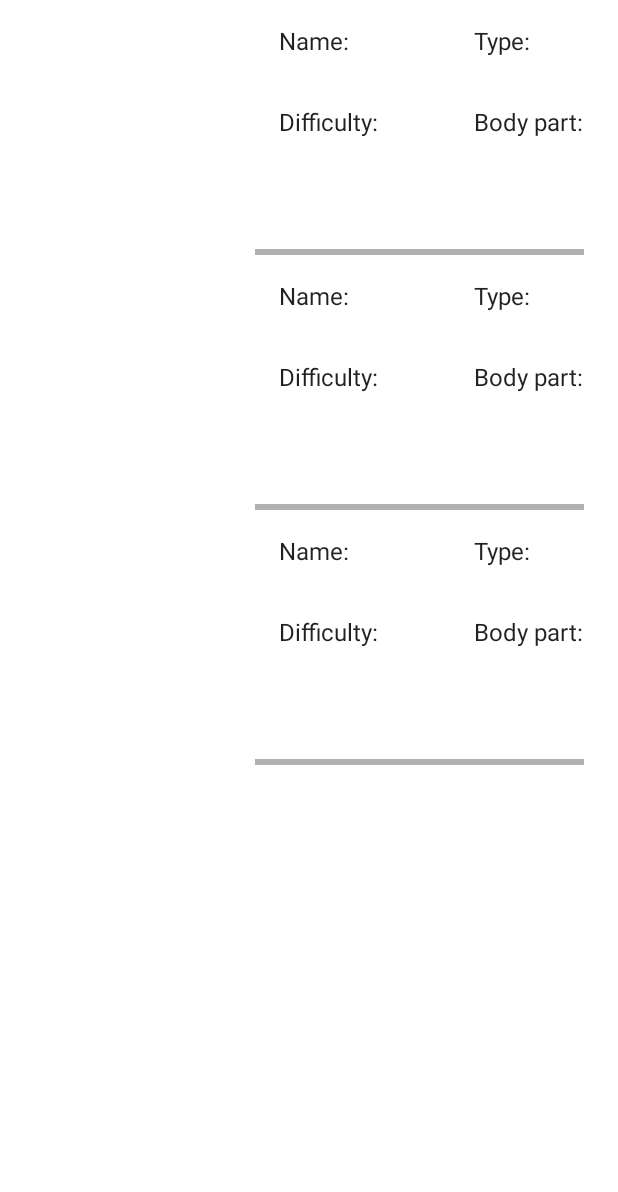
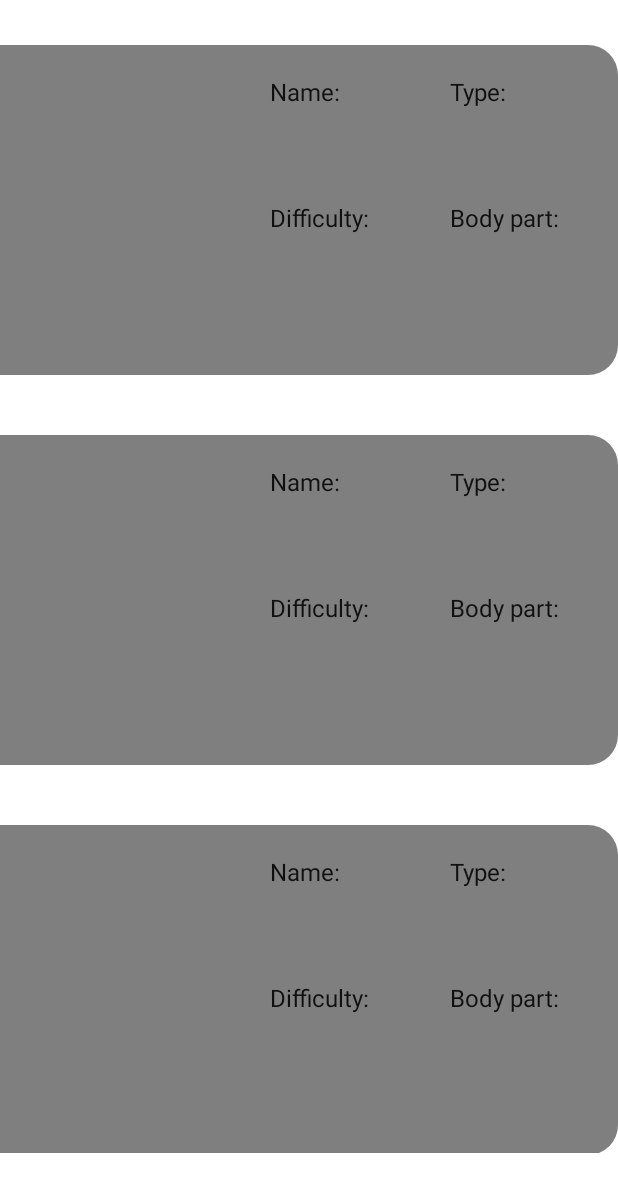
Before and after one commit to costingrigore-zz/Honours-Project, an Android app: the layout fragment_exercises_list.xml on its own in the app's theme, with its tools: preview values and no code run, on a phone screen of 412 x 824 dp. Shown: the top 1192 px of the screen. Run offline under Robolectric (Android 15) with nearby library versions, the phone set to English and light mode, and no system bars.

Commit message:
Made design changes to exercises panels

```diff
--- a/DumbbellApp/app/src/main/res/layout/fragment_exercises.xml
+++ b/DumbbellApp/app/src/main/res/layout/fragment_exercises.xml
@@ -3,7 +3,13 @@
     xmlns:app="http://schemas.android.com/apk/res-auto"
     xmlns:tools="http://schemas.android.com/tools"
     android:layout_width="match_parent"
-    android:layout_height="wrap_content">
+    android:layout_height="220dp"
+    android:paddingTop="10dp"
+    android:paddingBottom="10dp"
+    android:layout_marginTop="30dp"
+    android:layout_marginBottom="10dp"
+    android:background="@drawable/left_dark_round_shape"
+    android:orientation="horizontal">
 
     <ImageView
         android:id="@+id/exerciseID"
@@ -12,92 +18,63 @@
         android:layout_margin="10dp"
         android:scaleType="fitCenter"/>
 
-        <RelativeLayout
-            android:layout_width="match_parent"
-            android:layout_height="match_parent">
-
-            <HorizontalScrollView
-                android:layout_width="match_parent"
-                android:layout_height="match_parent"
-                android:scrollbars="horizontal">
     <LinearLayout
-                    android:layout_width="match_parent"
-                    android:layout_height="fill_parent"
-                    android:orientation="horizontal">
-                    <LinearLayout
-                        android:layout_width="match_parent"
+        android:layout_width="120dp"
         android:layout_height="fill_parent"
         android:orientation="vertical">
         <TextView
             android:layout_width="match_parent"
             android:layout_height="wrap_content"
-                            android:layout_margin="@dimen/text_margin"
+            android:layout_margin="10dp"
             android:text="Name:"
+            android:textAppearance="?attr/textAppearanceListItem" />
+        <TextView
+            android:id="@+id/name"
+            android:layout_width="100dp"
+            android:layout_height="wrap_content"
+            android:layout_margin="10dp"
+            android:textAppearance="?attr/textAppearanceListItem" />
+        <TextView
+            android:layout_width="match_parent"
+            android:layout_height="wrap_content"
+            android:layout_margin="10dp"
+            android:text="Difficulty:"
+            android:textAppearance="?attr/textAppearanceListItem" />
+        <TextView
+            android:id="@+id/difficulty"
+            android:layout_width="match_parent"
+            android:layout_height="wrap_content"
+            android:layout_margin="10dp"
+            android:textAppearance="?attr/textAppearanceListItem" />
+    </LinearLayout>
+    <LinearLayout
+        android:layout_width="120dp"
+        android:layout_height="fill_parent"
+        android:orientation="vertical">
+        <TextView
+            android:layout_width="match_parent"
+            android:layout_height="wrap_content"
+            android:layout_margin="10dp"
+            android:text="Type:"
+            android:textAppearance="?attr/textAppearanceListItem" />
+        <TextView
+            android:id="@+id/type"
+            android:layout_width="match_parent"
+            android:layout_height="wrap_content"
+            android:layout_margin="10dp"
             android:textAppearance="?attr/textAppearanceListItem" />
 
         <TextView
             android:layout_width="match_parent"
             android:layout_height="wrap_content"
-                            android:layout_margin="@dimen/text_margin"
-                            android:text="Difficulty:"
-                            android:textAppearance="?attr/textAppearanceListItem" />
-                    </LinearLayout>
-                    <LinearLayout
-                        android:layout_width="match_parent"
-                        android:layout_height="fill_parent"
-                        android:orientation="vertical">
-                        <TextView
-                            android:id="@+id/name"
-                            android:layout_width="match_parent"
-                            android:layout_height="wrap_content"
-                            android:layout_margin="@dimen/text_margin"
-                            android:textAppearance="?attr/textAppearanceListItem" />
-
-                        <TextView
-                            android:id="@+id/difficulty"
-                            android:layout_width="match_parent"
-                            android:layout_height="wrap_content"
-                            android:layout_margin="@dimen/text_margin"
-                            android:textAppearance="?attr/textAppearanceListItem" />
-                    </LinearLayout>
-                    <LinearLayout
-                        android:layout_width="match_parent"
-                        android:layout_height="fill_parent"
-                        android:orientation="vertical">
-                        <TextView
-                            android:layout_width="match_parent"
-                            android:layout_height="wrap_content"
-                            android:layout_margin="@dimen/text_margin"
-                            android:text="Type:"
-                            android:textAppearance="?attr/textAppearanceListItem" />
-
-                        <TextView
-                            android:layout_width="match_parent"
-                            android:layout_height="wrap_content"
-                            android:layout_margin="@dimen/text_margin"
+            android:layout_margin="10dp"
             android:text="Body part:"
             android:textAppearance="?attr/textAppearanceListItem" />
-                    </LinearLayout>
-                    <LinearLayout
-                        android:layout_width="match_parent"
-                        android:layout_height="fill_parent"
-                        android:orientation="vertical">
-                        <TextView
-                            android:id="@+id/type"
-                            android:layout_width="match_parent"
-                            android:layout_height="wrap_content"
-                            android:layout_margin="@dimen/text_margin"
-                            android:textAppearance="?attr/textAppearanceListItem" />
-
         <TextView
             android:id="@+id/body_part"
             android:layout_width="match_parent"
             android:layout_height="wrap_content"
-                            android:layout_margin="@dimen/text_margin"
+            android:layout_margin="10dp"
             android:textAppearance="?attr/textAppearanceListItem" />
     </LinearLayout>
 </LinearLayout>
-            </HorizontalScrollView>
-        </RelativeLayout>
-
-</LinearLayout>
--- a/DumbbellApp/app/src/main/res/layout/fragment_exercises_list.xml
+++ b/DumbbellApp/app/src/main/res/layout/fragment_exercises_list.xml
@@ -1,5 +1,4 @@
 <?xml version="1.0" encoding="utf-8"?>
-
 <androidx.recyclerview.widget.RecyclerView xmlns:android="http://schemas.android.com/apk/res/android"
     xmlns:app="http://schemas.android.com/apk/res-auto"
     xmlns:tools="http://schemas.android.com/tools"
@@ -7,10 +6,7 @@
     android:name="com.costingrigore.dumbbellapp.ExercisesFragment"
     android:layout_width="match_parent"
     android:layout_height="match_parent"
-    android:paddingTop="0dp"
-    android:paddingBottom="60dp"
-    android:layout_marginLeft="0dp"
-    android:layout_marginRight="0dp"
+    android:paddingBottom="55dp"
     app:layoutManager="LinearLayoutManager"
     tools:context=".ExercisesFragment"
     tools:listitem="@layout/fragment_exercises" />
--- a/DumbbellApp/app/src/main/res/layout/fragment_trainer.xml
+++ b/DumbbellApp/app/src/main/res/layout/fragment_trainer.xml
@@ -8,6 +8,7 @@
 
     <!-- TODO: Update blank fragment layout -->
     <TextView
+        android:id="@+id/name"
         android:layout_width="wrap_content"
         android:layout_height="wrap_content"
         android:text="Trainer"
--- a/DumbbellApp/build.gradle
+++ b/DumbbellApp/build.gradle
@@ -5,7 +5,7 @@ buildscript {
         jcenter()
     }
     dependencies {
-        classpath "com.android.tools.build:gradle:4.1.1"
+        classpath 'com.android.tools.build:gradle:4.1.2'
         classpath 'com.google.gms:google-services:4.3.4'
 
         // NOTE: Do not place your application dependencies here; they belong
```
Also changed, not shown: DumbbellApp/app/src/main/java/com/costingrigore/dumbbellapp/ExercisesFragment.java (+35 -3 lines), DumbbellApp/app/src/main/java/com/costingrigore/dumbbellapp/TrainerFragment.java (+30 -12 lines). Lines whose indentation alone changed are shown as unchanged.
